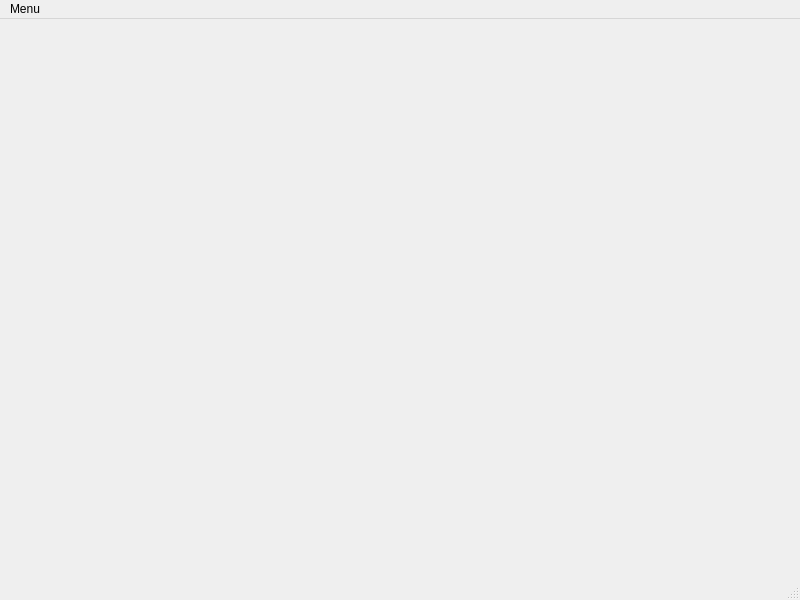
Before: the Qt Designer form FileSystemSimulation/content.ui in Acytoo/File_system_simulation, drawn with Qt 5.
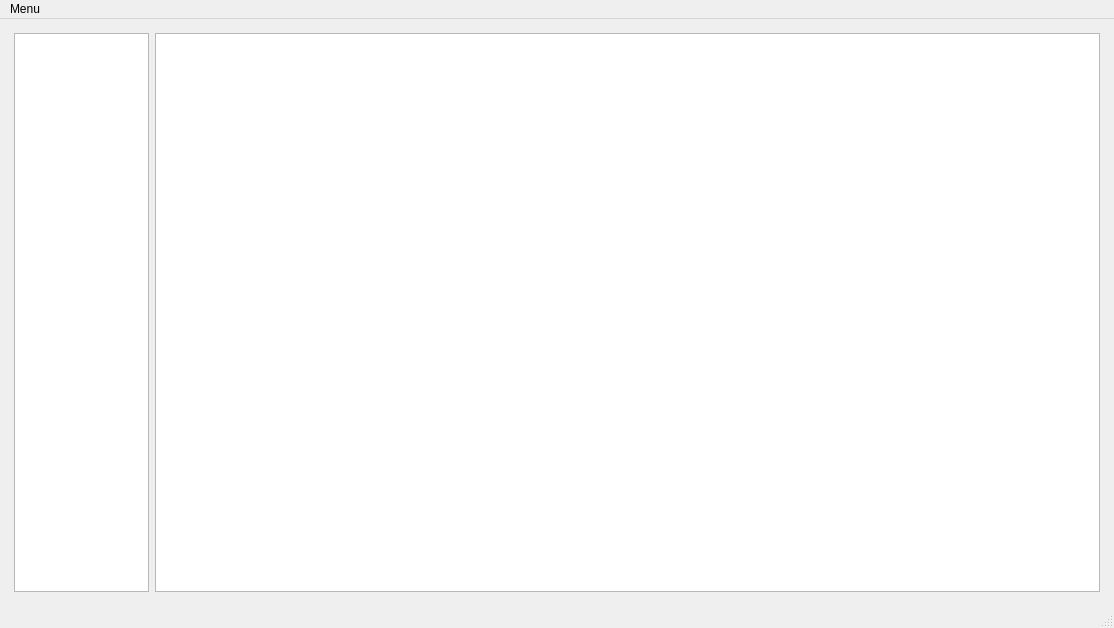
After: the same form once the commit is applied.

The edit to the form file:
```diff
--- a/FileSystemSimulation/content.ui
+++ b/FileSystemSimulation/content.ui
@@ -6,20 +6,59 @@
    <rect>
     <x>0</x>
     <y>0</y>
-    <width>800</width>
-    <height>600</height>
+    <width>1114</width>
+    <height>628</height>
    </rect>
   </property>
   <property name="windowTitle">
    <string>File Manager - Acytoo</string>
   </property>
-  <widget class="QWidget" name="centralwidget"/>
+  <widget class="QWidget" name="centralwidget">
+   <layout class="QGridLayout" name="gridLayout_2">
+    <item row="0" column="0">
+     <layout class="QGridLayout" name="gridLayout" rowstretch="0" columnstretch="1,7">
+      <property name="sizeConstraint">
+       <enum>QLayout::SetDefaultConstraint</enum>
+      </property>
+      <property name="leftMargin">
+       <number>5</number>
+      </property>
+      <property name="topMargin">
+       <number>5</number>
+      </property>
+      <property name="rightMargin">
+       <number>5</number>
+      </property>
+      <property name="bottomMargin">
+       <number>5</number>
+      </property>
+      <item row="0" column="0">
+       <widget class="QListView" name="lst_function">
+        <property name="sizePolicy">
+         <sizepolicy hsizetype="Expanding" vsizetype="Expanding">
+          <horstretch>0</horstretch>
+          <verstretch>0</verstretch>
+         </sizepolicy>
+        </property>
+       </widget>
+      </item>
+      <item row="0" column="1">
+       <widget class="QListView" name="lst_content">
+        <property name="resizeMode">
+         <enum>QListView::Adjust</enum>
+        </property>
+       </widget>
+      </item>
+     </layout>
+    </item>
+   </layout>
+  </widget>
   <widget class="QMenuBar" name="menubar">
    <property name="geometry">
     <rect>
      <x>0</x>
      <y>0</y>
-     <width>800</width>
+     <width>1114</width>
      <height>21</height>
     </rect>
    </property>
```
